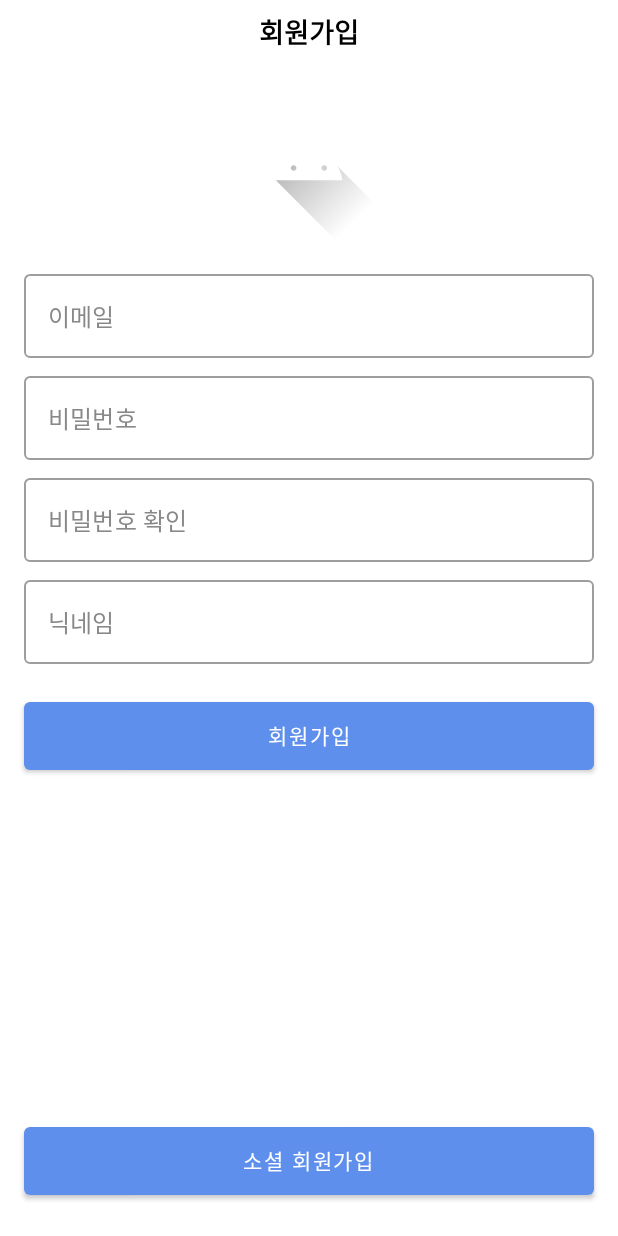
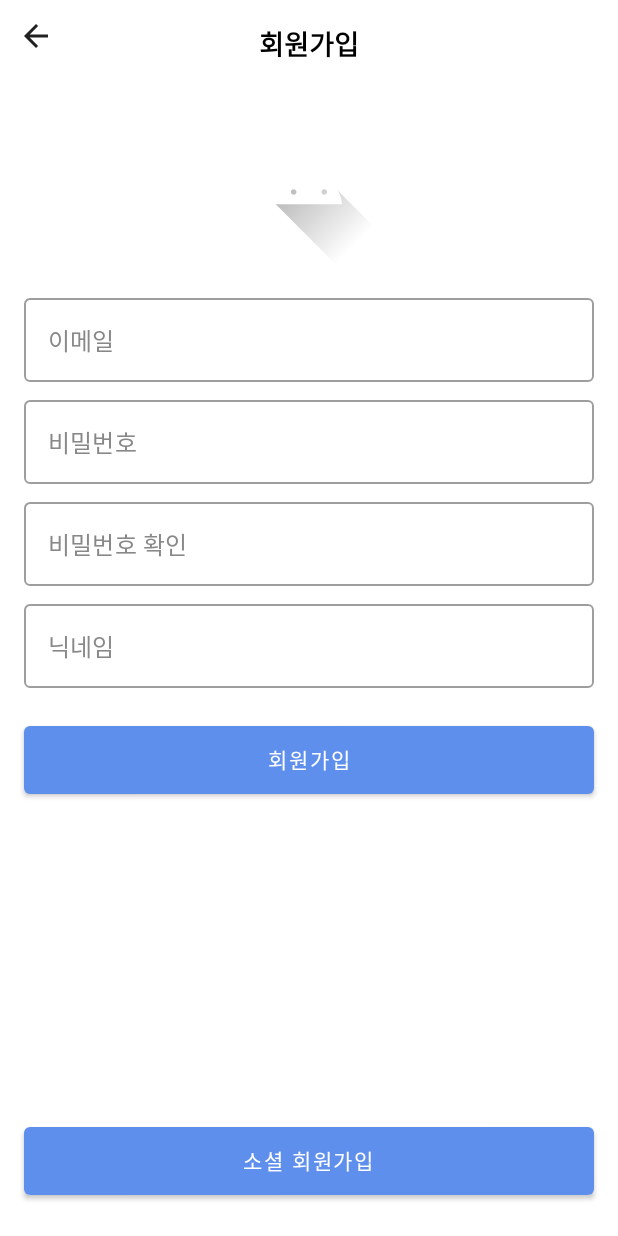
Before and after one commit to FirstianB101/reciptopia-android, an Android app built with Jetpack Compose: the composable SignupScreen shown on its own in the app's theme, on a phone screen of 412 x 824 dp. Run offline under Robolectric (Android 15) with nearby library versions, the phone set to English and light mode, and no system bars; 1 statement that could not run was skipped.

```diff
--- a/app/src/main/java/com/ich/reciptopia/application/ReciptopiaApplication.kt
+++ b/app/src/main/java/com/ich/reciptopia/application/ReciptopiaApplication.kt
@@ -4,4 +4,6 @@ import android.app.Application
 import dagger.hilt.android.HiltAndroidApp
 
 @HiltAndroidApp
-class ReciptopiaApplication: Application()
+class ReciptopiaApplication: Application(){
+    var isLogin = false
+}
--- a/app/src/main/java/com/ich/reciptopia/presentation/login/components/LoginScreen.kt
+++ b/app/src/main/java/com/ich/reciptopia/presentation/login/components/LoginScreen.kt
@@ -34,7 +34,7 @@ fun LoginScreen(
         horizontalAlignment = Alignment.CenterHorizontally
     ) {
         Text(
-            modifier = Modifier.padding(8.dp),
+            modifier = Modifier.padding(16.dp),
             text = stringResource(id = R.string.login),
             color = Color.Black,
             fontWeight = FontWeight.Bold,
--- a/app/src/main/java/com/ich/reciptopia/presentation/login/components/SignupScreen.kt
+++ b/app/src/main/java/com/ich/reciptopia/presentation/login/components/SignupScreen.kt
@@ -2,10 +2,9 @@ package com.ich.reciptopia.presentation.login.components
 
 import androidx.compose.foundation.Image
 import androidx.compose.foundation.layout.*
-import androidx.compose.material.Button
-import androidx.compose.material.OutlinedTextField
-import androidx.compose.material.Text
-import androidx.compose.material.TextButton
+import androidx.compose.material.*
+import androidx.compose.material.icons.Icons
+import androidx.compose.material.icons.filled.ArrowBack
 import androidx.compose.runtime.*
 import androidx.compose.ui.Alignment
 import androidx.compose.ui.Modifier
@@ -16,10 +15,13 @@ import androidx.compose.ui.res.stringResource
 import androidx.compose.ui.text.font.FontWeight
 import androidx.compose.ui.unit.dp
 import androidx.compose.ui.unit.sp
+import androidx.navigation.NavController
 import com.ich.reciptopia.R
 
 @Composable
-fun SignupScreen(){
+fun SignupScreen(
+    navController: NavController
+){
     var emailId by remember { mutableStateOf("") }
     var password by remember { mutableStateOf("") }
     var passwordCheck by remember { mutableStateOf("") }
@@ -29,13 +31,28 @@ fun SignupScreen(){
         modifier = Modifier.fillMaxSize(),
         horizontalAlignment = Alignment.CenterHorizontally
     ) {
+        Box(
+            modifier = Modifier.fillMaxWidth()
+        ) {
+            IconButton(
+                onClick = { navController.navigateUp() }
+            ) {
+                Icon(
+                    imageVector = Icons.Default.ArrowBack,
+                    contentDescription = null
+                )
+            }
+
             Text(
-            modifier = Modifier.padding(8.dp),
+                modifier = Modifier
+                    .align(Alignment.TopCenter)
+                    .padding(16.dp),
                 text = stringResource(id = R.string.signup),
                 color = Color.Black,
                 fontWeight = FontWeight.Bold,
                 fontSize = 18.sp
             )
+        }
 
         Image(
             modifier = Modifier
--- a/app/src/main/java/com/ich/reciptopia/presentation/main/analyze_ingredient/components/CameraView.kt
+++ b/app/src/main/java/com/ich/reciptopia/presentation/main/analyze_ingredient/components/CameraView.kt
@@ -19,6 +19,7 @@ import androidx.compose.foundation.layout.*
 import androidx.compose.foundation.shape.RoundedCornerShape
 import androidx.compose.material.*
 import androidx.compose.material.icons.Icons
+import androidx.compose.material.icons.filled.Cameraswitch
 import androidx.compose.material.icons.filled.Collections
 import androidx.compose.material.icons.filled.FlashlightOn
 import androidx.compose.material.icons.filled.PhotoCamera
@@ -228,8 +229,8 @@ fun CameraControls(cameraUIAction: (CameraUIAction) -> Unit) {
         )
 
         CameraControl(
-            imageVector = Icons.Filled.FlashlightOn,
-            contentDesc = "Flash Icon",
+            imageVector = Icons.Filled.Cameraswitch,
+            contentDesc = "CameraSwitch Icon",
             modifier= Modifier.size(36.dp),
             onClick = { cameraUIAction(CameraUIAction.OnSwitchCameraClick) }
         )
```
Also changed, not shown: app/src/main/java/com/ich/reciptopia/presentation/login/components/LoginDialog.kt (added, +31 -0 lines), app/src/main/java/com/ich/reciptopia/presentation/login/components/LoginNavigation.kt (renamed from app/src/main/java/com/ich/reciptopia/presentation/login/LoginNavigation.kt, +3 -6 lines), app/src/main/java/com/ich/reciptopia/presentation/main/components/MainScreen.kt (+7 -0 lines). Lines whose indentation alone changed are shown as unchanged.
